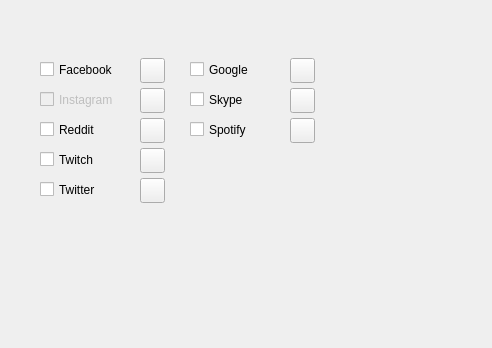
Before: the Qt Designer form sherlockGUI.ui in bitSheriff/SherlockGUI, drawn with Qt 5; both pictures show x 0 to 492 and y 252 to 600 of the 800 by 600 pixel window.
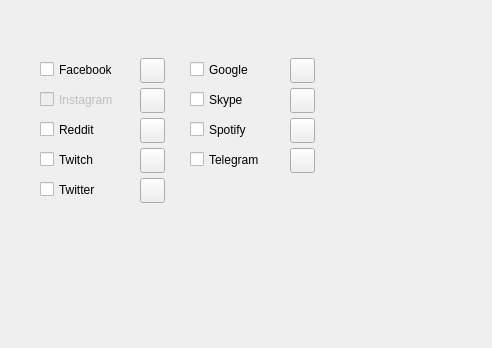
After: the same form once the commit is applied. Icons and pictures are not drawn.

What changed in the file:
```diff
--- a/sherlockGUI.ui
+++ b/sherlockGUI.ui
@@ -511,6 +511,48 @@
       <normaloff>res/trashBin.png</normaloff>res/trashBin.png</iconset>
     </property>
    </widget>
+   <widget class="QCheckBox" name="check_telegram">
+    <property name="geometry">
+     <rect>
+      <x>190</x>
+      <y>400</y>
+      <width>91</width>
+      <height>23</height>
+     </rect>
+    </property>
+    <property name="text">
+     <string>Telegram</string>
+    </property>
+   </widget>
+   <widget class="QPushButton" name="btn_telegram">
+    <property name="geometry">
+     <rect>
+      <x>290</x>
+      <y>400</y>
+      <width>25</width>
+      <height>25</height>
+     </rect>
+    </property>
+    <property name="text">
+     <string/>
+    </property>
+    <property name="icon">
+     <iconset>
+      <normaloff>res/telegram.png</normaloff>res/telegram.png</iconset>
+    </property>
+    <property name="checkable">
+     <bool>false</bool>
+    </property>
+    <property name="autoDefault">
+     <bool>false</bool>
+    </property>
+    <property name="default">
+     <bool>false</bool>
+    </property>
+    <property name="flat">
+     <bool>false</bool>
+    </property>
+   </widget>
   </widget>
  </widget>
  <resources/>
```
